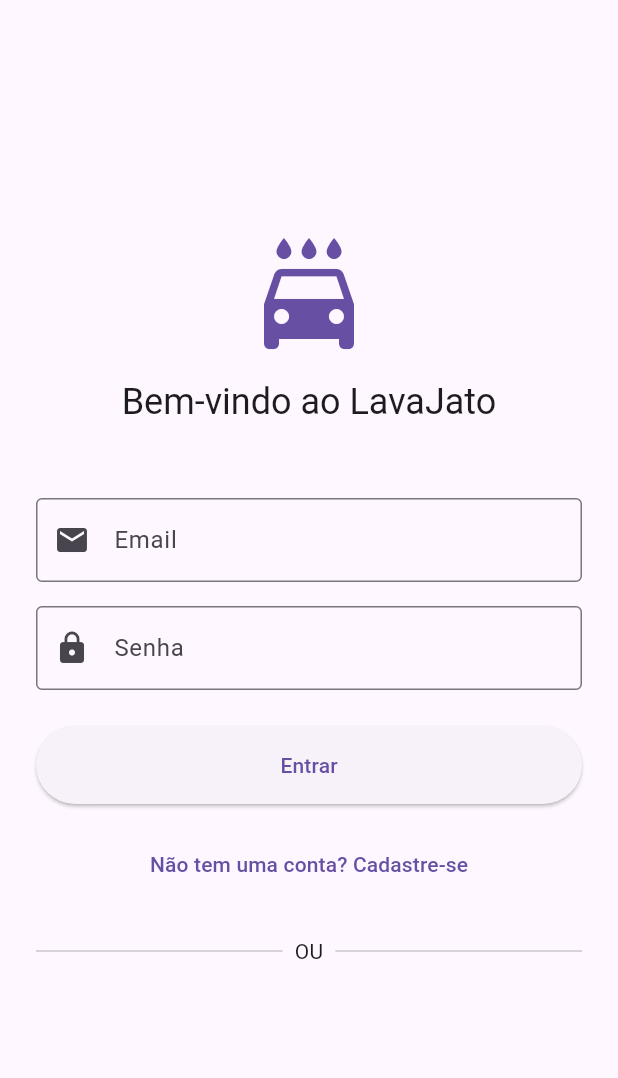
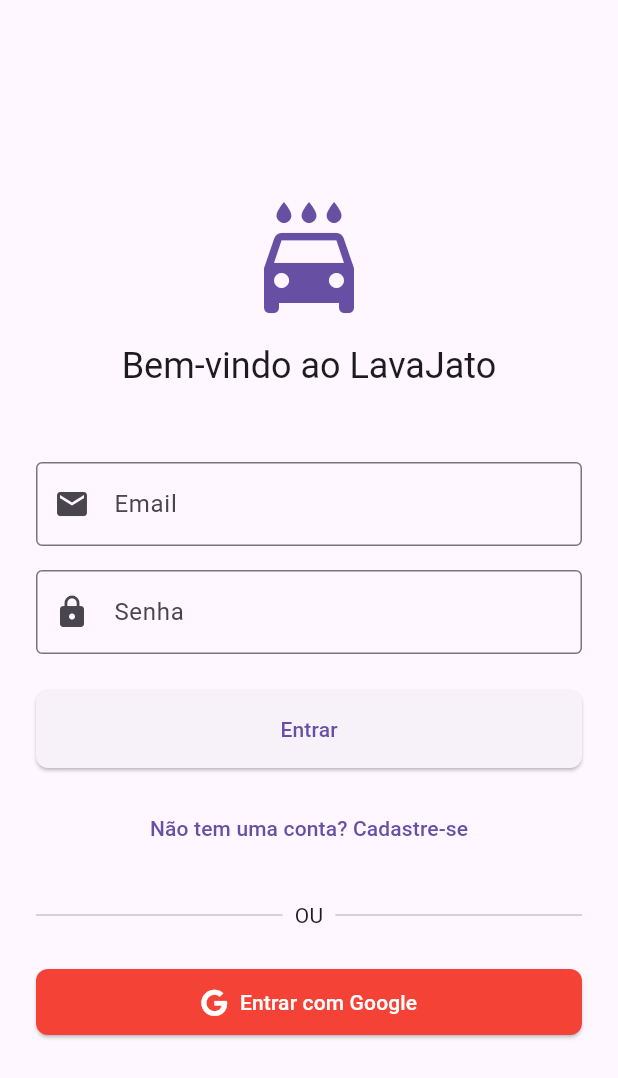
Before and after one commit to leaovictor/lavajatoweb, a Flutter app: the screen it shows after launch, on a phone screen of 412 x 824 dp. Shown: the top 1078 px of the screen. Run offline on Flutter 3.47's test engine with Material 3 defaults, Android fonts, the phone set to English and light mode, and no system bars; our stand-ins replace cloud_firestore, firebase_auth, firebase_core, font_awesome_flutter, google_sign_in, table_calendar; accounts and stored records are empty.

Commit message:
feat: Refatora a aplicação para ser responsiva e mobile-first
Esta alteração refatora a aplicação para ser responsiva e mobile-first.

- A `LoginScreen` foi refatorada para usar um `LayoutBuilder`, ajustando o layout para diferentes tamanhos de tela.
- A funcionalidade de login com Google e e-mail/senha foi implementada.
- A `HomeScreen` agora usa um `GridView` em telas maiores para melhor aproveitamento do espaço.
- A configuração de tema foi centralizada em um novo arquivo `app_theme.dart`.
- O `main.dart` foi refatorado para usar o `firebase_options.dart`.

```diff
--- a/lib/main.dart
+++ b/lib/main.dart
@@ -1,16 +1,15 @@
 import 'package:firebase_core/firebase_core.dart';
 import 'package:flutter/material.dart';
 import 'package:flutter_localizations/flutter_localizations.dart';
+import 'package:lavajato/firebase_options.dart';
 import 'package:lavajato/services/auth_gate.dart';
+import 'package:lavajato/theme/app_theme.dart';
 
 void main() async {
   WidgetsFlutterBinding.ensureInitialized();
-  // NOTE: You need to configure Firebase for your project.
-  // You can generate the configuration file by following the instructions here:
-  // https://firebase.google.com/docs/flutter/setup
   await Firebase.initializeApp(
-      // options: DefaultFirebaseOptions.currentPlatform,
-      );
+    options: DefaultFirebaseOptions.currentPlatform,
+  );
   runApp(const MyApp());
 }
 
@@ -21,12 +20,10 @@ class MyApp extends StatelessWidget {
   Widget build(BuildContext context) {
     return MaterialApp(
       title: 'LavaJato App',
-      theme: ThemeData(
-        primarySwatch: Colors.blue,
-        useMaterial3: true,
-      ),
-      // New localization settings
-      localizationsDelegates: [
+      theme: AppTheme.lightTheme,
+      darkTheme: AppTheme.darkTheme,
+      themeMode: ThemeMode.system,
+      localizationsDelegates: const [
         GlobalMaterialLocalizations.delegate,
         GlobalWidgetsLocalizations.delegate,
         GlobalCupertinoLocalizations.delegate,
--- a/lib/screens/auth/login_screen.dart
+++ b/lib/screens/auth/login_screen.dart
@@ -13,6 +13,52 @@ class _LoginScreenState extends State<LoginScreen> {
   final AuthService _authService = AuthService();
   final TextEditingController _emailController = TextEditingController();
   final TextEditingController _passwordController = TextEditingController();
+  bool _isLoading = false;
+
+  void _signInWithEmailAndPassword() async {
+    setState(() {
+      _isLoading = true;
+    });
+    try {
+      await _authService.signInWithEmailAndPassword(
+        _emailController.text,
+        _passwordController.text,
+      );
+    } catch (e) {
+      ScaffoldMessenger.of(context).showSnackBar(
+        SnackBar(
+          content: Text('Falha ao fazer login: ${e.toString()}'),
+        ),
+      );
+    } finally {
+      if (mounted) {
+        setState(() {
+          _isLoading = false;
+        });
+      }
+    }
+  }
+
+  void _signInWithGoogle() async {
+    setState(() {
+      _isLoading = true;
+    });
+    try {
+      await _authService.signInWithGoogle();
+    } catch (e) {
+      ScaffoldMessenger.of(context).showSnackBar(
+        SnackBar(
+          content: Text('Falha ao fazer login com o Google: ${e.toString()}'),
+        ),
+      );
+    } finally {
+      if (mounted) {
+        setState(() {
+          _isLoading = false;
+        });
+      }
+    }
+  }
 
   @override
   void dispose() {
@@ -24,16 +70,21 @@ class _LoginScreenState extends State<LoginScreen> {
   @override
   Widget build(BuildContext context) {
     return Scaffold(
-      body: Center(
+      body: SafeArea(
+        child: LayoutBuilder(
+          builder: (context, constraints) {
+            return Center(
               child: SingleChildScrollView(
-          padding: const EdgeInsets.all(24.0),
+                padding: EdgeInsets.symmetric(
+                  horizontal: constraints.maxWidth > 600 ? constraints.maxWidth * 0.2 : 24.0,
+                  vertical: 24.0,
+                ),
                 child: ConstrainedBox(
-            constraints: const BoxConstraints(maxWidth: 600),
+                  constraints: const BoxConstraints(maxWidth: 400),
                   child: Column(
                     mainAxisAlignment: MainAxisAlignment.center,
                     crossAxisAlignment: CrossAxisAlignment.stretch,
                     children: <Widget>[
-                // App Logo/Title
                       Icon(
                         Icons.local_car_wash,
                         size: 80,
@@ -46,8 +97,6 @@ class _LoginScreenState extends State<LoginScreen> {
                         style: Theme.of(context).textTheme.headlineSmall,
                       ),
                       const SizedBox(height: 48),
-
-                // Email Field
                       TextFormField(
                         controller: _emailController,
                         decoration: const InputDecoration(
@@ -58,8 +107,6 @@ class _LoginScreenState extends State<LoginScreen> {
                         keyboardType: TextInputType.emailAddress,
                       ),
                       const SizedBox(height: 16),
-
-                // Password Field
                       TextFormField(
                         controller: _passwordController,
                         decoration: const InputDecoration(
@@ -70,29 +117,24 @@ class _LoginScreenState extends State<LoginScreen> {
                         obscureText: true,
                       ),
                       const SizedBox(height: 24),
-
-                // Login Button
+                      if (_isLoading)
+                        const Center(child: CircularProgressIndicator())
+                      else
                         ElevatedButton(
-                  onPressed: () {
-                    // TODO: Implement email/password login
-                  },
+                          onPressed: _signInWithEmailAndPassword,
                           style: ElevatedButton.styleFrom(
                             padding: const EdgeInsets.symmetric(vertical: 16),
                           ),
                           child: const Text('Entrar'),
                         ),
                       const SizedBox(height: 16),
-
-                // Sign Up Button
                       TextButton(
                         onPressed: () {
                           // TODO: Navigate to registration screen
                         },
                         child: const Text('Não tem uma conta? Cadastre-se'),
                       ),
-
                       const SizedBox(height: 24),
-                // Divider
                       const Row(
                         children: [
                           Expanded(child: Divider()),
@@ -104,21 +146,22 @@ class _LoginScreenState extends State<LoginScreen> {
                         ],
                       ),
                       const SizedBox(height: 24),
-
-                // Google Sign-In Button
-                // ElevatedButton.icon(
-                //   onPressed: _signInWithGoogle,
-                //   icon: const FaIcon(FontAwesomeIcons.google, color: Colors.white),
-                //   label: const Text('Entrar com Google'),
-                //   style: ElevatedButton.styleFrom(
-                //     foregroundColor: Colors.white,
-                //     backgroundColor: Colors.red,
-                //     padding: const EdgeInsets.symmetric(vertical: 12),
-                //   ),
-                // ),
+                      ElevatedButton.icon(
+                        onPressed: _signInWithGoogle,
+                        icon: const FaIcon(FontAwesomeIcons.google, color: Colors.white),
+                        label: const Text('Entrar com Google'),
+                        style: ElevatedButton.styleFrom(
+                          foregroundColor: Colors.white,
+                          backgroundColor: Colors.red,
+                          padding: const EdgeInsets.symmetric(vertical: 12),
+                        ),
+                      ),
                     ],
                   ),
                 ),
+              ),
+            );
+          },
         ),
       ),
     );
--- /dev/null
+++ b/lib/theme/app_theme.dart
@@ -0,0 +1,41 @@
+import 'package:flutter/material.dart';
+
+class AppTheme {
+  static final ThemeData lightTheme = ThemeData(
+    primarySwatch: Colors.blue,
+    brightness: Brightness.light,
+    useMaterial3: true,
+    cardTheme: CardTheme(
+      elevation: 4,
+      shape: RoundedRectangleBorder(
+        borderRadius: BorderRadius.circular(12),
+      ),
+    ),
+    elevatedButtonTheme: ElevatedButtonThemeData(
+      style: ElevatedButton.styleFrom(
+        shape: RoundedRectangleBorder(
+          borderRadius: BorderRadius.circular(8),
+        ),
+      ),
+    ),
+  );
+
+  static final ThemeData darkTheme = ThemeData(
+    primarySwatch: Colors.blue,
+    brightness: Brightness.dark,
+    useMaterial3: true,
+    cardTheme: CardTheme(
+      elevation: 4,
+      shape: RoundedRectangleBorder(
+        borderRadius: BorderRadius.circular(12),
+      ),
+    ),
+    elevatedButtonTheme: ElevatedButtonThemeData(
+      style: ElevatedButton.styleFrom(
+        shape: RoundedRectangleBorder(
+          borderRadius: BorderRadius.circular(8),
+        ),
+      ),
+    ),
+  );
+}
```
Also changed, not shown: lib/screens/home/home_screen.dart (+77 -15 lines), lib/services/auth_service.dart (+9 -1 lines). Lines whose indentation alone changed are shown as unchanged.
